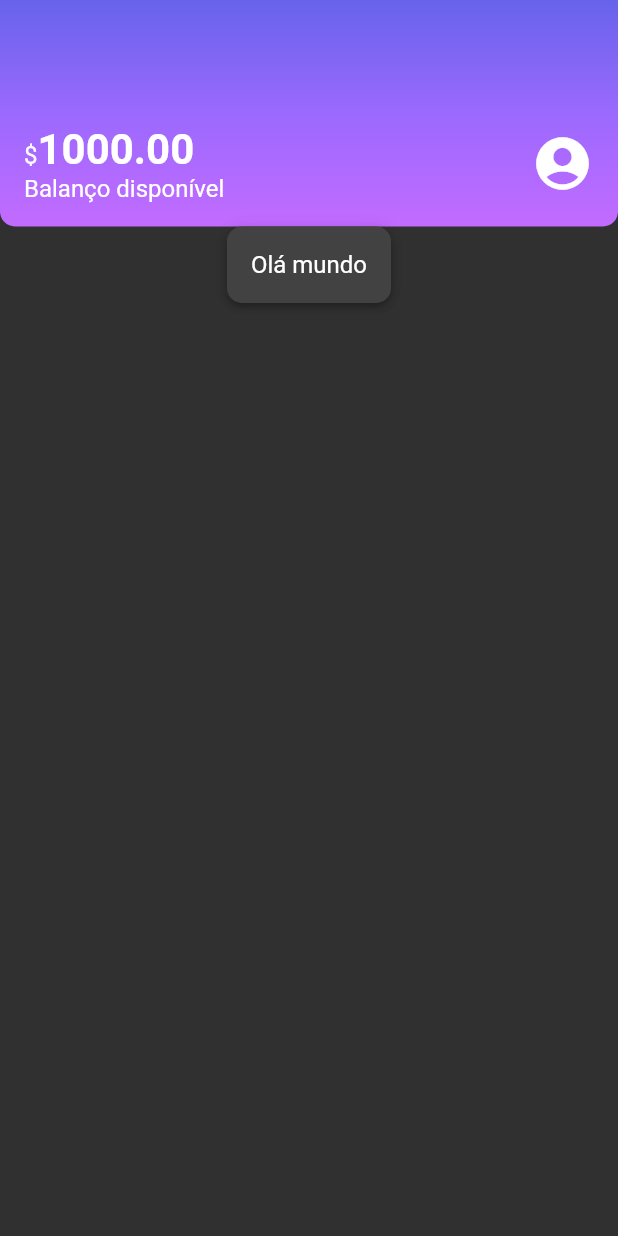
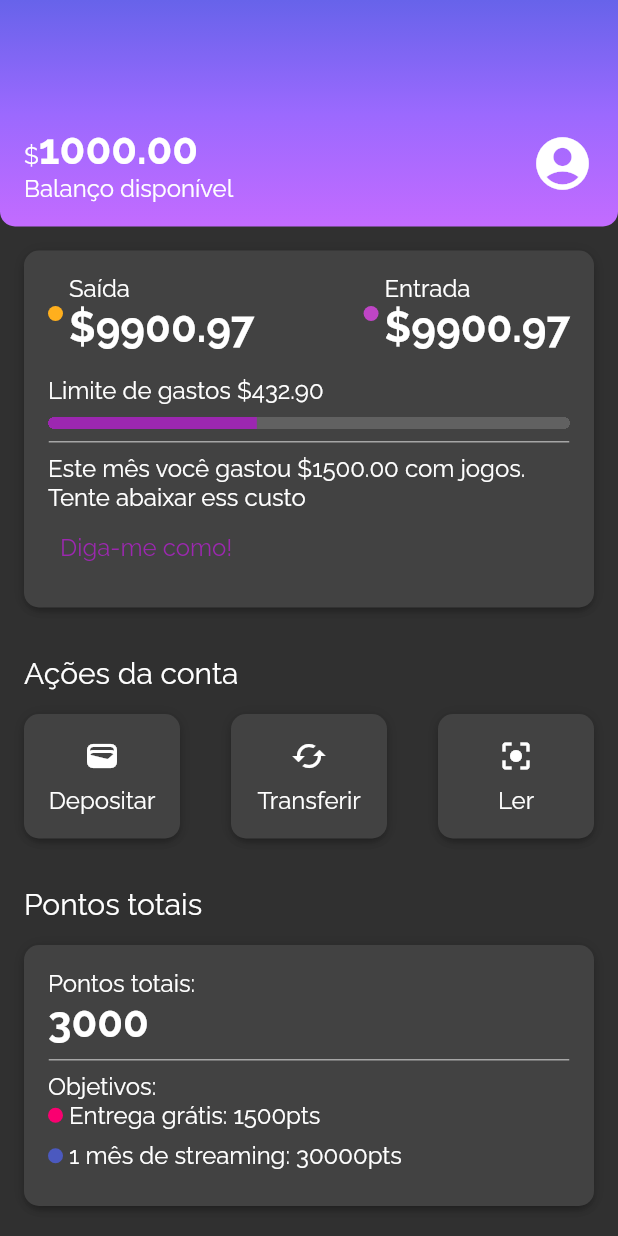
Before and after one commit to Dms98Br/alubank, a Flutter app: the screen it shows after launch, on a phone screen of 412 x 824 dp. Run offline on Flutter 3.47's test engine with Material 2 defaults, Android fonts, the phone set to English and light mode, and no system bars.

Commit message:
commit final

```diff
--- a/lib/components/sections/box_card.dart
+++ b/lib/components/box_card.dart
@@ -6,7 +6,7 @@ class BoxCard extends StatelessWidget {
 
   @override
   Widget build(BuildContext context) {
-    return Container(
+    return Ink(
       padding: const EdgeInsets.all(16),
       decoration: BoxDecoration(
           boxShadow: kElevationToShadow[3],
--- /dev/null
+++ b/lib/components/color_dot.dart
@@ -0,0 +1,18 @@
+import 'package:flutter/material.dart';
+
+class ColorDot extends StatelessWidget {
+  final Color? color;
+  const ColorDot({super.key, required this.color});
+
+  @override
+  Widget build(BuildContext context) {
+    return Container(
+      width: 10,
+      height: 10,
+      decoration: BoxDecoration(
+        color: color,
+        borderRadius: BorderRadius.circular(10),
+      ),
+    );
+  }
+}
--- /dev/null
+++ b/lib/components/content_division.dart
@@ -0,0 +1,16 @@
+import 'package:alubank/themes/theme_color.dart';
+import 'package:flutter/material.dart';
+
+class ContentDivision extends StatelessWidget {
+  const ContentDivision({super.key});
+
+  @override
+  Widget build(BuildContext context) {
+    return Container(
+      height: 1,
+      decoration: BoxDecoration(
+        border: Border.all(color: ThemeColors.division),
+      ),
+    );
+  }
+}
--- /dev/null
+++ b/lib/components/sections/account_poits.dart
@@ -0,0 +1,79 @@
+import 'package:alubank/components/box_card.dart';
+import 'package:alubank/components/color_dot.dart';
+import 'package:alubank/components/content_division.dart';
+import 'package:alubank/themes/theme_color.dart';
+import 'package:flutter/material.dart';
+
+class AccountPoints extends StatelessWidget {
+  const AccountPoints({super.key});
+
+  @override
+  Widget build(BuildContext context) {
+    return Padding(
+      padding: const EdgeInsets.all(16.0),
+      child: Column(
+        crossAxisAlignment: CrossAxisAlignment.start,
+        children: [
+          Padding(
+            padding: const EdgeInsets.only(bottom: 16),
+            child: Text(
+              "Pontos totais",
+              style: Theme.of(context).textTheme.titleMedium,
+            ),
+          ),
+          const BoxCard(boxContent: _AccountPoints()),
+        ],
+      ),
+    );
+  }
+}
+
+class _AccountPoints extends StatelessWidget {
+  const _AccountPoints({Key? key}) : super(key: key);
+
+  @override
+  Widget build(BuildContext context) {
+    return Column(
+      crossAxisAlignment: CrossAxisAlignment.start,
+      children: [
+        const Text("Pontos totais:"),
+        Text(
+          "3000",
+          style: Theme.of(context).textTheme.bodyLarge,
+        ),
+        const Padding(
+          padding: EdgeInsets.only(top: 8, bottom: 8),
+          child: ContentDivision(),
+        ),
+        const Text("Objetivos:"),
+        _ItemPoints(
+          color: ThemeColors.recentActivity['delivery'],
+          text: ' Entrega grátis: 1500pts',
+        ),
+        _ItemPoints(
+          color: ThemeColors.recentActivity['streaming'],
+          text: " 1 mês de streaming: 30000pts",
+        ),
+      ],
+    );
+  }
+}
+
+class _ItemPoints extends StatelessWidget {
+  final Color? color;
+  final String text;
+  const _ItemPoints({required this.color, required this.text});
+
+  @override
+  Widget build(BuildContext context) {
+    return Padding(
+      padding: const EdgeInsets.only(bottom: 8),
+      child: Row(
+        children: [
+          ColorDot(color: color),
+          Text(text),
+        ],
+      ),
+    );
+  }
+}
--- /dev/null
+++ b/lib/components/sections/actions_sections.dart
@@ -0,0 +1,70 @@
+import 'package:alubank/components/box_card.dart';
+import 'package:flutter/material.dart';
+
+class AccountActions extends StatelessWidget {
+  const AccountActions({super.key});
+
+  @override
+  Widget build(BuildContext context) {
+    return Padding(
+      padding: const EdgeInsets.all(16),
+      child: Column(
+        crossAxisAlignment: CrossAxisAlignment.start,
+        children: [
+          Padding(
+            padding: const EdgeInsets.only(bottom: 16),
+            child: Text(
+              "Ações da conta",
+              style: Theme.of(context).textTheme.titleMedium,
+            ),
+          ),
+          Row(
+            mainAxisAlignment: MainAxisAlignment.spaceBetween,
+            children: [
+              InkWell(
+                onTap: () {},
+                child: const BoxCard(
+                    boxContent: _AccountActionsContent(
+                        icon: Icon(Icons.wallet), text: 'Depositar')),
+              ),
+              InkWell(
+                onTap: () {},
+                child: const BoxCard(
+                    boxContent: _AccountActionsContent(
+                        icon: Icon(Icons.cached), text: 'Transferir')),
+              ),
+              InkWell(
+                onTap: () {},
+                child: const BoxCard(
+                    boxContent: _AccountActionsContent(
+                        icon: Icon(Icons.center_focus_strong), text: 'Ler')),
+              ),
+            ],
+          ),
+        ],
+      ),
+    );
+  }
+}
+
+class _AccountActionsContent extends StatelessWidget {
+  final Icon icon;
+  final String text;
+  const _AccountActionsContent({required this.icon, required this.text});
+
+  @override
+  Widget build(BuildContext context) {
+    return SizedBox(
+      width: 72,
+      child: Column(
+        children: [
+          Padding(
+            padding: const EdgeInsets.only(bottom: 8),
+            child: icon,
+          ),
+          Text(text),
+        ],
+      ),
+    );
+  }
+}
--- /dev/null
+++ b/lib/components/sections/recent_activity.dart
@@ -0,0 +1,98 @@
+import 'package:alubank/components/box_card.dart';
+import 'package:alubank/components/color_dot.dart';
+import 'package:alubank/components/content_division.dart';
+import 'package:alubank/themes/theme_color.dart';
+import 'package:flutter/material.dart';
+
+class RecentActivity extends StatelessWidget {
+  const RecentActivity({super.key});
+
+  @override
+  Widget build(BuildContext context) {
+    return const Padding(
+      padding: EdgeInsets.all(16),
+      child: BoxCard(boxContent: _RecentActivity()),
+    );
+  }
+}
+
+class _RecentActivity extends StatelessWidget {
+  const _RecentActivity({Key? key}) : super(key: key);
+
+  @override
+  Widget build(BuildContext context) {
+    return Column(
+      crossAxisAlignment: CrossAxisAlignment.start,
+      children: [
+        Row(
+          mainAxisAlignment: MainAxisAlignment.spaceBetween,
+          children: [
+            Row(
+              children: [
+                Padding(
+                  padding: const EdgeInsets.only(right: 4.0),
+                  child: ColorDot(color: ThemeColors.recentActivity['spent']),
+                ),
+                Column(
+                  crossAxisAlignment: CrossAxisAlignment.start,
+                  children: [
+                    const Text("Saída"),
+                    Text(
+                      "\$9900.97",
+                      style: Theme.of(context).textTheme.bodyLarge,
+                    ),
+                  ],
+                ),
+              ],
+            ),
+            Row(
+              children: [
+                Padding(
+                  padding: const EdgeInsets.only(right: 4.0),
+                  child: ColorDot(color: ThemeColors.recentActivity['income']),
+                ),
+                Column(
+                  crossAxisAlignment: CrossAxisAlignment.start,
+                  children: [
+                    const Text("Entrada"),
+                    Text(
+                      "\$9900.97",
+                      style: Theme.of(context).textTheme.bodyLarge,
+                    ),
+                  ],
+                ),
+              ],
+            )
+          ],
+        ),
+        const Padding(
+          padding: EdgeInsets.only(top: 16, bottom: 8),
+          child: Text('Limite de gastos \$432.90'),
+        ),
+        Container(
+          clipBehavior: Clip.hardEdge,
+          decoration: BoxDecoration(
+            borderRadius: BorderRadius.circular(5),
+          ),
+          child: const LinearProgressIndicator(
+            value: 0.4,
+            minHeight: 8,
+          ),
+        ),
+        const Padding(
+          padding: EdgeInsets.only(top: 8, bottom: 8),
+          child: ContentDivision(),
+        ),
+        const Text(
+            "Este mês você gastou \$1500.00 com jogos. Tente abaixar ess custo"),
+        TextButton(
+          onPressed: () {},
+          child: const Text(
+            "Diga-me como!",
+            style: TextStyle(fontSize: 16),
+          ),
+        ),
+      ],
+    );
+  }
+}
--- a/lib/main.dart
+++ b/lib/main.dart
@@ -14,7 +14,7 @@ class AluBank extends StatelessWidget {
     return MaterialApp(
       title: "AluBank",
       theme: MyTheme,
-      home: Home(),
+      home: const Home(),
     );
   }
 }
--- a/lib/screens/home.dart
+++ b/lib/screens/home.dart
@@ -1,5 +1,7 @@
-import 'package:alubank/components/sections/box_card.dart';
-import 'package:alubank/components/sections/header/header.dart';
+import 'package:alubank/components/sections/account_poits.dart';
+import 'package:alubank/components/sections/actions_sections.dart';
+import 'package:alubank/components/sections/header.dart';
+import 'package:alubank/components/sections/recent_activity.dart';
 import 'package:flutter/material.dart';
 
 class Home extends StatelessWidget {
@@ -8,13 +10,15 @@ class Home extends StatelessWidget {
   @override
   Widget build(BuildContext context) {
     return Scaffold(
-      body: Column(
-        children: const [
-          Header(),
-          BoxCard(
-            boxContent: Text('Olá mundo'),
-          ),
-        ],
+      body: SingleChildScrollView(
+        child: Column(
+          children: const [
+            Header(),
+            RecentActivity(),
+            AccountActions(),
+            AccountPoints(),
+          ],
+        ),
       ),
     );
   }
--- a/lib/themes/my_theme.dart
+++ b/lib/themes/my_theme.dart
@@ -1,3 +1,5 @@
+// ignore_for_file: non_constant_identifier_names
+
 import 'package:alubank/themes/theme_color.dart';
 import 'package:flutter/material.dart';
 
@@ -5,8 +7,10 @@ ThemeData MyTheme = ThemeData(
   primaryColor: ThemeColors.primaryColor,
   primarySwatch: ThemeColors.primaryColor,
   brightness: Brightness.dark,
+  fontFamily: 'Raleway',
   textTheme: const TextTheme(
     bodyMedium: TextStyle(fontSize: 16),
     bodyLarge: TextStyle(fontSize: 28, fontWeight: FontWeight.bold),
+    titleMedium: TextStyle(fontSize: 20, fontWeight: FontWeight.normal),
   ),
 );
--- a/lib/themes/theme_color.dart
+++ b/lib/themes/theme_color.dart
@@ -7,4 +7,12 @@ class ThemeColors {
     Color.fromRGBO(155, 105, 254, 1.0),
     Color.fromRGBO(195, 107, 255, 1.0),
   ];
+  static const recentActivity = {
+    'spent': Color.fromRGBO(255, 175, 29, 1.0),
+    'income': Color.fromRGBO(191, 69, 198, 1.0),
+    'delivery': Color.fromRGBO(250, 0, 112, 1),
+    'streaming': Color.fromRGBO(75, 89, 191, 1),
+  };
+
+  static const division = Color.fromRGBO(166, 166, 166, 1.0);
 }
```
Also changed, not shown: pubspec.yaml (+6 -1 lines), fonts/Raleway-Bold.ttf (added), fonts/Raleway-Regular.ttf (added), lib/components/sections/header.dart (renamed from lib/components/sections/header/header.dart).
